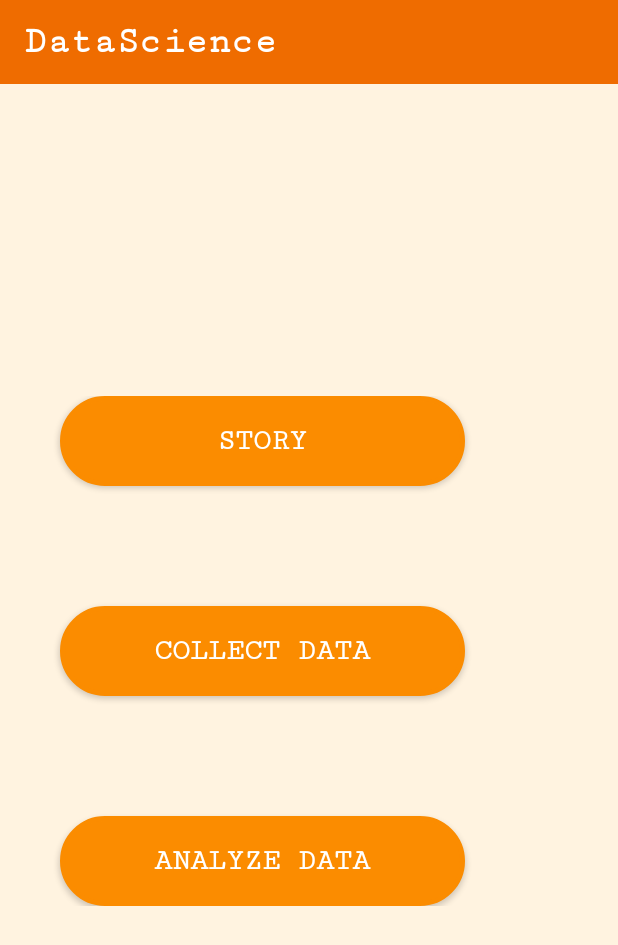
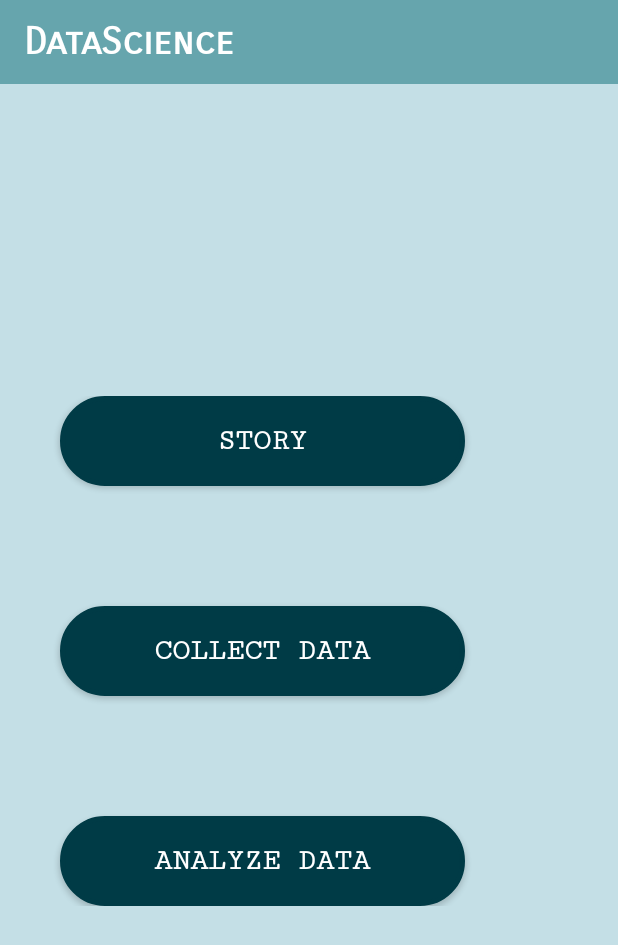
Before and after one commit to lakshay1701/DataScienceApp, an Android app: the screen it shows after launch (MainActivity), on a phone screen of 412 x 824 dp. Shown: the top 945 px of the screen. Run offline under Robolectric (Android 15) with nearby library versions, the phone set to English and light mode, and no system bars.

Commit message:
blue color theme

```diff
--- a/app/src/main/res/drawable/customized_buttons_analyze_data.xml
+++ b/app/src/main/res/drawable/customized_buttons_analyze_data.xml
@@ -6,9 +6,9 @@
     <gradient
         android:angle="45"
         android:centerX="35%"
-        android:centerColor="#fb8c00"
-        android:startColor="#fb8c00"
-        android:endColor="#fb8c00"
+        android:centerColor="#003b46"
+        android:startColor="#003b46"
+        android:endColor="#003b46"
         android:type="linear"
         />
 
@@ -18,6 +18,6 @@
         />
     <stroke
         android:width="3dp"
-        android:color="#fb8c00"
+        android:color="#003b46"
         />
 </shape>
--- a/app/src/main/res/drawable/customized_buttons_collect_data.xml
+++ b/app/src/main/res/drawable/customized_buttons_collect_data.xml
@@ -6,9 +6,9 @@
     <gradient
         android:angle="45"
         android:centerX="35%"
-        android:centerColor="#fb8c00"
-        android:startColor="#fb8c00"
-        android:endColor="#fb8c00"
+        android:centerColor="#003b46"
+        android:startColor="#003b46"
+        android:endColor="#003b46"
         android:type="linear"
         />
 
@@ -18,6 +18,6 @@
         />
     <stroke
         android:width="3dp"
-        android:color="#fb8c00"
+        android:color="#003b46"
         />
 </shape>
--- a/app/src/main/res/drawable/customized_buttons_story.xml
+++ b/app/src/main/res/drawable/customized_buttons_story.xml
@@ -1,14 +1,17 @@
 <?xml version="1.0" encoding="utf-8"?>
 <shape xmlns:android="http://schemas.android.com/apk/res/android" android:shape="rectangle" >
+    <corners
+        android:radius="30dp"
+        />
     <corners
         android:radius="30dp"
         />
     <gradient
         android:angle="45"
         android:centerX="35%"
-        android:centerColor="#fb8c00"
-        android:startColor="#fb8c00"
-        android:endColor="#fb8c00"
+        android:centerColor="#003b46"
+        android:startColor="#003b46"
+        android:endColor="#003b46"
         android:type="linear"
         />
 
@@ -18,6 +21,6 @@
         />
     <stroke
         android:width="3dp"
-        android:color="#fb8c00"
+        android:color="#003b46"
         />
 </shape>
--- a/app/src/main/res/layout/activity_main.xml
+++ b/app/src/main/res/layout/activity_main.xml
@@ -6,20 +6,20 @@
     android:paddingBottom="@dimen/activity_vertical_margin"
 
 
-    android:background="#fff3e0"
+    android:background="#c4dfe6"
     tools:context="com.example.user.datascienceapp.MainActivity">
 
     <android.support.v7.widget.Toolbar
         android:id="@+id/toolbar"
         android:minHeight="?attr/actionBarSize"
-        android:background="#ef6c00"
+        android:background="#66a5ad"
         android:layout_width="match_parent"
         android:layout_height="wrap_content">
         <TextView
             android:layout_width="wrap_content"
             android:layout_height="wrap_content"
             android:text="@string/app_name"
-            android:fontFamily="serif-monospace"
+            android:fontFamily="sans-serif-smallcaps"
             android:textSize="25dp"
             android:textColor="#FFFFFF"
             android:textStyle="bold"
```
